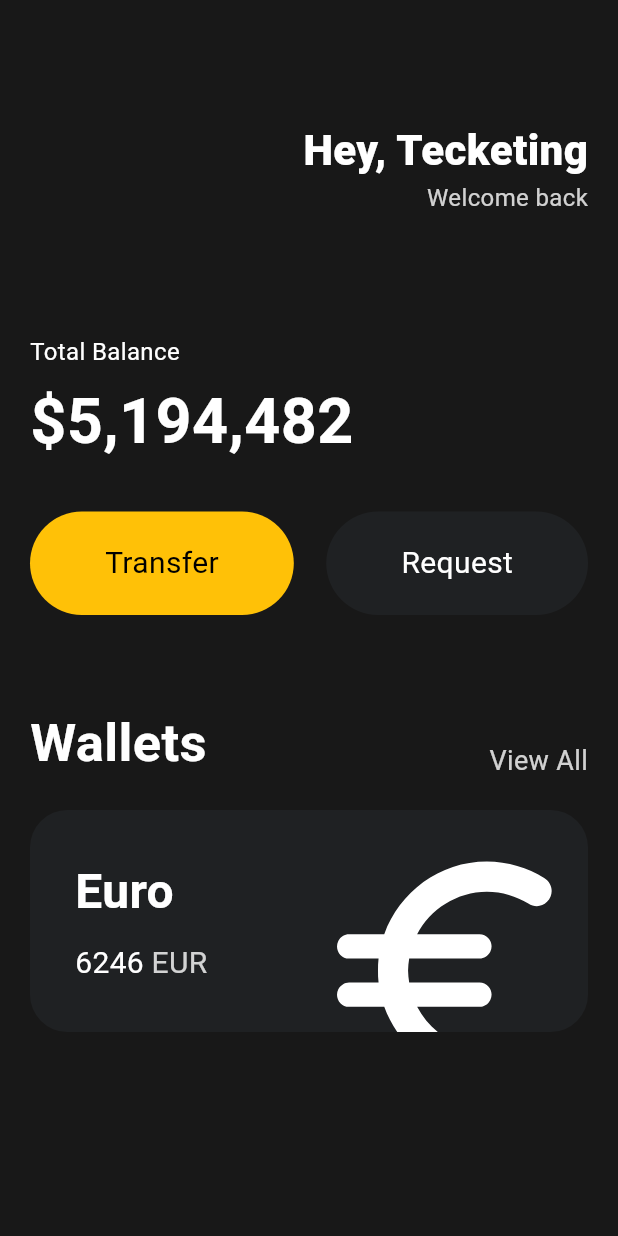
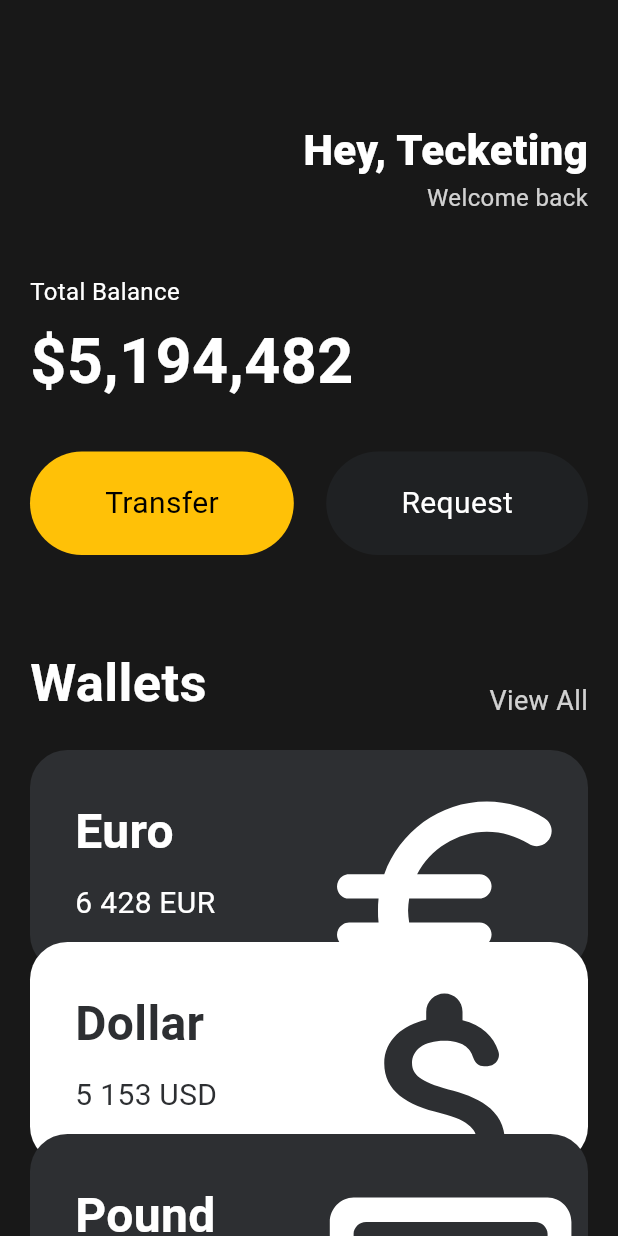
Before and after one commit to hyeon-BL/recording_study, a Flutter app: the screen it shows after launch, on a phone screen of 412 x 824 dp. Run offline on Flutter 3.47's test engine with Material 3 defaults, Android fonts, the phone set to English and light mode, and no system bars.

Commit message:
multiple cards - reusable, scrollable, offsetable

```diff
--- a/flutter/first_project/flutter_application_1/lib/main.dart
+++ b/flutter/first_project/flutter_application_1/lib/main.dart
@@ -1,5 +1,6 @@
 import 'package:flutter/material.dart';
 import 'package:flutter_application_1/widgets/Button.dart';
+import 'package:flutter_application_1/widgets/currency_card.dart';
 
 void main() {
   runApp(App());
@@ -18,8 +19,11 @@
           // Scaffold : main container
           backgroundColor:
               const Color(0xFF181818), // Color : 0xFF + hex color code
-          body: Padding(
-            padding: EdgeInsets.symmetric(horizontal: 20), // Padding : padding
+          body: SingleChildScrollView(
+            // SingleChildScrollView : scrollable container
+            child: Padding(
+              padding:
+                  EdgeInsets.symmetric(horizontal: 20), // Padding : padding
               child: Column(
                 // Column : vertical layout
                 crossAxisAlignment:
@@ -45,8 +49,8 @@
                           Text('Welcome back',
                               style: TextStyle(
                                 // color: Colors.white.withValues(alpha: 0.8), // Define opacity value
-                              color: Color.fromRGBO(
-                                  255, 255, 255, 0.8), // RGB color with opacity
+                                color: Color.fromRGBO(255, 255, 255,
+                                    0.8), // RGB color with opacity
                                 fontSize: 16,
                               )),
                         ],
@@ -54,7 +58,7 @@
                     ],
                   ),
                   SizedBox(
-                  height: 80,
+                    height: 40,
                   ),
                   Text(
                     'Total Balance',
@@ -113,61 +117,32 @@
                   SizedBox(
                     height: 20,
                   ),
-                Container(
-                  clipBehavior: Clip.hardEdge, // hard edge -> prevent overflow
-                  decoration: BoxDecoration(
-                    color: Color(0xFF1F2123),
-                    borderRadius: BorderRadius.circular(25),
+                  CurrencyCard(
+                      name: 'Euro',
+                      code: 'EUR',
+                      amount: '6 428',
+                      icon: Icons.euro_rounded,
+                      isInverted: false),
+                  Transform.translate(
+                    offset: Offset(0, -20),
+                    child: CurrencyCard(
+                        name: 'Dollar',
+                        code: 'USD',
+                        amount: '5 153',
+                        icon: Icons.attach_money_rounded,
+                        isInverted: true),
                   ),
-                  child: Padding(
-                    padding: const EdgeInsets.all(30),
-                    child: Row(
-                      mainAxisAlignment: MainAxisAlignment.spaceBetween,
-                      children: [
-                        Column(
-                          crossAxisAlignment: CrossAxisAlignment.start,
-                          children: [
-                            Text(
-                              'Euro',
-                              style: TextStyle(
-                                  color: Colors.white,
-                                  fontSize: 32,
-                                  fontWeight: FontWeight.w600),
-                            ),
-                            SizedBox(height: 10),
-                            Row(
-                              children: [
-                                Text(
-                                  '6246',
-                                  style: TextStyle(
-                                      color: Colors.white, fontSize: 20),
-                                ),
-                                SizedBox(width: 5),
-                                Text('EUR',
-                                    style: TextStyle(
-                                        color:
-                                            Color.fromRGBO(255, 255, 255, 0.8),
-                                        fontSize: 20)),
-                              ],
+                  Transform.translate(
+                    offset: Offset(0, -40),
+                    child: CurrencyCard(
+                        name: 'Pound',
+                        code: 'GBP',
+                        amount: '4 428',
+                        icon: Icons.money_rounded,
+                        isInverted: false),
                   ),
                 ],
               ),
-                        Transform.scale(
-                          scale: 2.2,
-                          child: Transform.translate(
-                            offset: Offset(-8, 15),
-                            child: Icon(
-                              Icons.euro_rounded,
-                              color: Colors.white,
-                              size: 88,
-                            ),
-                          ),
-                        )
-                      ],
-                    ),
-                  ),
-                ),
-              ],
             ),
           )),
     );
--- /dev/null
+++ b/flutter/first_project/flutter_application_1/lib/widgets/currency_card.dart
@@ -0,0 +1,75 @@
+import 'package:flutter/material.dart';
+
+class CurrencyCard extends StatelessWidget {
+  final String name, code, amount;
+  final IconData icon;
+  final bool isInverted;
+
+  const CurrencyCard({
+    super.key,
+    required this.name,
+    required this.code,
+    required this.amount,
+    required this.icon,
+    required this.isInverted,
+  });
+
+  @override
+  Widget build(BuildContext context) {
+    return Container(
+      clipBehavior: Clip.hardEdge, // hard edge -> prevent overflow
+      decoration: BoxDecoration(
+        color: isInverted ? Colors.white : Color(0xFF2D2F32),
+        borderRadius: BorderRadius.circular(25),
+      ),
+      child: Padding(
+        padding: const EdgeInsets.all(30),
+        child: Row(
+          mainAxisAlignment: MainAxisAlignment.spaceBetween,
+          children: [
+            Column(
+              crossAxisAlignment: CrossAxisAlignment.start,
+              children: [
+                Text(
+                  name,
+                  style: TextStyle(
+                      color: isInverted ? Color(0xFF2D2F32) : Colors.white,
+                      fontSize: 32,
+                      fontWeight: FontWeight.w600),
+                ),
+                SizedBox(height: 10),
+                Row(
+                  children: [
+                    Text(
+                      amount,
+                      style: TextStyle(
+                          color: isInverted ? Color(0xFF2D2F32) : Colors.white,
+                          fontSize: 20),
+                    ),
+                    SizedBox(width: 5),
+                    Text(code,
+                        style: TextStyle(
+                            color:
+                                isInverted ? Color(0xFF2D2F32) : Colors.white,
+                            fontSize: 20)),
+                  ],
+                ),
+              ],
+            ),
+            Transform.scale(
+              scale: 2.2,
+              child: Transform.translate(
+                offset: Offset(-8, 15), // offset : x, y
+                child: Icon(
+                  icon,
+                  color: isInverted ? Color(0xFF2D2F32) : Colors.white,
+                  size: 88,
+                ),
+              ),
+            )
+          ],
+        ),
+      ),
+    );
+  }
+}
```
Lines whose indentation alone changed are shown as unchanged.
